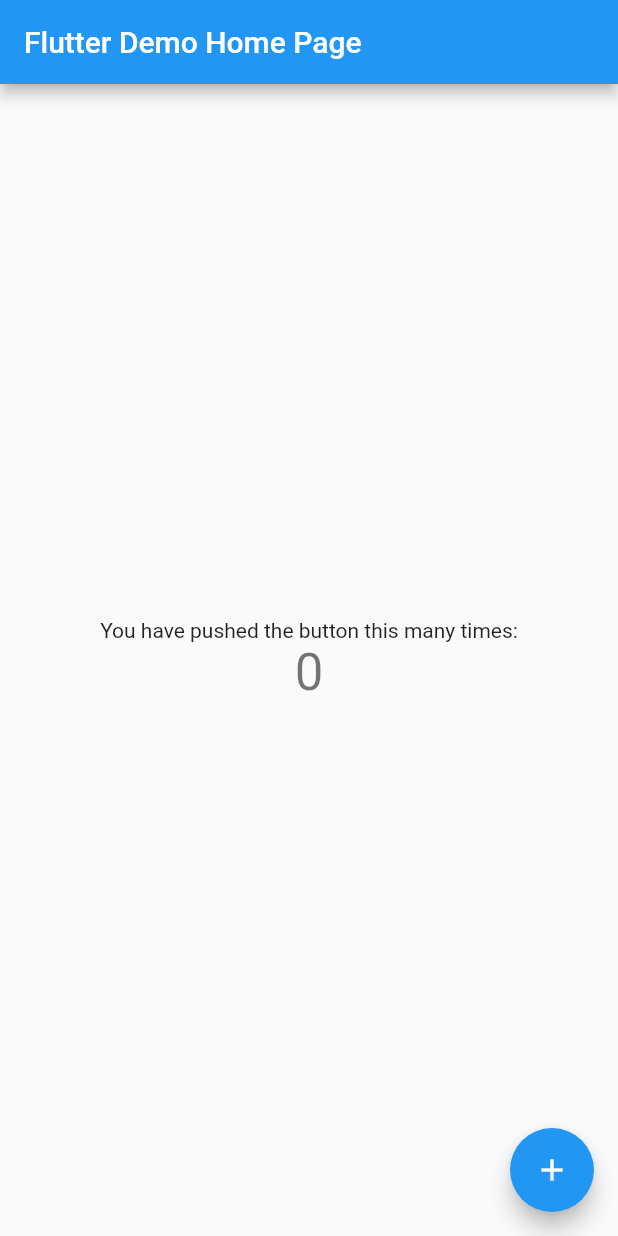
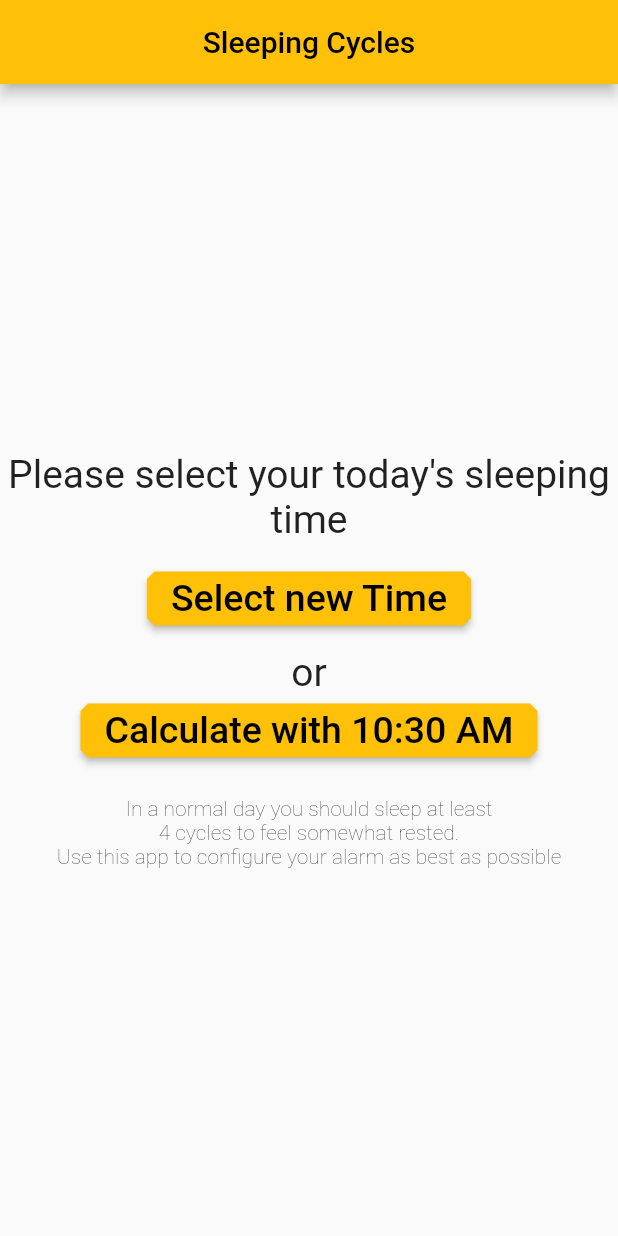
Before and after one commit to cturbides/Sleeping_Cycles, a Flutter app: the screen it shows after launch, on a phone screen of 412 x 824 dp. Run offline on Flutter 3.47's test engine with Material 2 defaults, Android fonts, the phone set to English and light mode, and no system bars.

Commit message:
Widgets created and separated by layers and screens!

```diff
--- a/lib/main.dart
+++ b/lib/main.dart
@@ -1,115 +1,70 @@
+//Imports
 import 'package:flutter/material.dart';
+import 'mainselector.dart';
+import 'resultScreen.dart';
 
-void main() {
-  runApp(const MyApp());
-}
+//main function
+void main() => runApp(const MyApp()); //Function provided by material.dart
+
+/*
+  There are two types of widgets or windows:
+  The Stateless -> Can't change their state during runtime.
+    Ex: Buttons and images
+  The Stateful -> Can change their state during runtime.
+    We change their state using the setState function, that allow us make changes in runtime.
+ */
 
 class MyApp extends StatelessWidget {
   const MyApp({Key? key}) : super(key: key);
 
-  // This widget is the root of your application.
-  @override
+  //Creating an stateful widget that will contain all elements
+  @override //Good practice
   Widget build(BuildContext context) {
+    //Build method return a Widget
     return MaterialApp(
-      title: 'Flutter Demo',
-      theme: ThemeData(
-        // This is the theme of your application.
-        //
-        // Try running your application with "flutter run". You'll see the
-        // application has a blue toolbar. Then, without quitting the app, try
-        // changing the primarySwatch below to Colors.green and then invoke
-        // "hot reload" (press "r" in the console where you ran "flutter run",
-        // or simply save your changes to "hot reload" in a Flutter IDE).
-        // Notice that the counter didn't reset back to zero; the application
-        // is not restarted.
-        primarySwatch: Colors.blue,
-      ),
-      home: const MyHomePage(title: 'Flutter Demo Home Page'),
+      title: "Sleeping cycles",
+      debugShowCheckedModeBanner: false,
+      home: const MainPage(),
+      theme: ThemeData(primarySwatch: Colors.amber),
     );
   }
 }
 
-class MyHomePage extends StatefulWidget {
-  const MyHomePage({Key? key, required this.title}) : super(key: key);
-
-  // This widget is the home page of your application. It is stateful, meaning
-  // that it has a State object (defined below) that contains fields that affect
-  // how it looks.
-
-  // This class is the configuration for the state. It holds the values (in this
-  // case the title) provided by the parent (in this case the App widget) and
-  // used by the build method of the State. Fields in a Widget subclass are
-  // always marked "final".
-
-  final String title;
+class MainPage extends StatefulWidget {
+  const MainPage({Key? key}) : super(key: key);
 
   @override
-  State<MyHomePage> createState() => _MyHomePageState();
+  State<MainPage> createState() => _MainPageState();
 }
 
-class _MyHomePageState extends State<MyHomePage> {
-  int _counter = 0;
+class _MainPageState extends State<MainPage> {
+  TimeOfDay? _selectedTime;
 
-  void _incrementCounter() {
-    setState(() {
-      // This call to setState tells the Flutter framework that something has
-      // changed in this State, which causes it to rerun the build method below
-      // so that the display can reflect the updated values. If we changed
-      // _counter without calling setState(), then the build method would not be
-      // called again, and so nothing would appear to happen.
-      _counter++;
-    });
+  Future<void> _selectTime() async {
+    final TimeOfDay? result =
+        await showTimePicker(context: context, initialTime: TimeOfDay.now());
+    if (result != null) {
+      setState(() {
+        _selectedTime = result;
+        //Sending to other stateful widget with the option for going back
+        Navigator.push(
+            context,
+            MaterialPageRoute(
+                builder: (context) => ResultScreen(time: _selectedTime)));
+      });
+    }
   }
 
   @override
   Widget build(BuildContext context) {
-    // This method is rerun every time setState is called, for instance as done
-    // by the _incrementCounter method above.
-    //
-    // The Flutter framework has been optimized to make rerunning build methods
-    // fast, so that you can just rebuild anything that needs updating rather
-    // than having to individually change instances of widgets.
     return Scaffold(
-      appBar: AppBar(
-        // Here we take the value from the MyHomePage object that was created by
-        // the App.build method, and use it to set our appbar title.
-        title: Text(widget.title),
-      ),
-      body: Center(
-        // Center is a layout widget. It takes a single child and positions it
-        // in the middle of the parent.
-        child: Column(
-          // Column is also a layout widget. It takes a list of children and
-          // arranges them vertically. By default, it sizes itself to fit its
-          // children horizontally, and tries to be as tall as its parent.
-          //
-          // Invoke "debug painting" (press "p" in the console, choose the
-          // "Toggle Debug Paint" action from the Flutter Inspector in Android
-          // Studio, or the "Toggle Debug Paint" command in Visual Studio Code)
-          // to see the wireframe for each widget.
-          //
-          // Column has various properties to control how it sizes itself and
-          // how it positions its children. Here we use mainAxisAlignment to
-          // center the children vertically; the main axis here is the vertical
-          // axis because Columns are vertical (the cross axis would be
-          // horizontal).
-          mainAxisAlignment: MainAxisAlignment.center,
-          children: <Widget>[
-            const Text(
-              'You have pushed the button this many times:',
-            ),
-            Text(
-              '$_counter',
-              style: Theme.of(context).textTheme.headline4,
-            ),
-          ],
+        appBar: AppBar(
+          title: const Text('Sleeping Cycles'),
+          centerTitle: true,
         ),
-      ),
-      floatingActionButton: FloatingActionButton(
-        onPressed: _incrementCounter,
-        tooltip: 'Increment',
-        child: const Icon(Icons.add),
-      ), // This trailing comma makes auto-formatting nicer for build methods.
-    );
+        body: HomeSelector(
+          time: _selectedTime,
+          selectTime: _selectTime,
+        ));
   }
 }
--- /dev/null
+++ b/lib/mainselector.dart
@@ -0,0 +1,71 @@
+import 'package:flutter/material.dart';
+import 'resultScreen.dart';
+
+class HomeSelector extends StatelessWidget {
+  final TimeOfDay? time;
+  final Function selectTime;
+  const HomeSelector(
+      {Key? key,
+      required this.time,
+      required this.selectTime})
+      : super(key: key);
+
+  @override
+  Widget build(BuildContext context) {
+    return Column(
+      mainAxisAlignment: MainAxisAlignment.center,
+      crossAxisAlignment: CrossAxisAlignment.center,
+      children: [
+        const Center(
+          child: Text(
+            "Please select your today's sleeping time",
+            style: TextStyle(fontSize: 26),
+            textAlign: TextAlign.center,
+          ),
+        ),
+        const SizedBox(
+          height: 14,
+        ), //Padding
+        ElevatedButton(
+            onPressed: () => selectTime(),
+            style: ElevatedButton.styleFrom(
+                shape: BeveledRectangleBorder(
+                    borderRadius: BorderRadius.circular(5))),
+            child: const Text(
+              'Select new Time',
+              style: TextStyle(fontSize: 25),
+            )),
+        const SizedBox(
+          height: 10,
+        ),
+        const Text(
+          'or',
+          style: TextStyle(fontSize: 26),
+        ),
+        ElevatedButton(
+            style: ElevatedButton.styleFrom(
+                shape: BeveledRectangleBorder(
+                    borderRadius: BorderRadius.circular(5))),
+            child: Text(
+              'Calculate with ${TimeOfDay.now().format(context)}',
+              style: const TextStyle(fontSize: 25),
+            ),
+            onPressed: () => Navigator.push( //Sending to other stateful widget with the option for going back
+                context,
+                MaterialPageRoute(
+                    builder: (context) =>
+                        ResultScreen(time: TimeOfDay.now())))),
+        const SizedBox(
+          height: 20,
+        ),
+        const Text(
+          "In a normal day you should sleep at least\n"
+          "4 cycles to feel somewhat rested.\n"
+          "Use this app to configure your alarm as best as possible",
+          style: TextStyle(fontWeight: FontWeight.w200),
+          textAlign: TextAlign.center,
+        ),
+      ],
+    );
+  }
+}
```
Also changed, not shown: lib/resultScreen.dart (added, +87 -0 lines), lib/sleepcycles.dart (+11 -1 lines), 1 other file.
